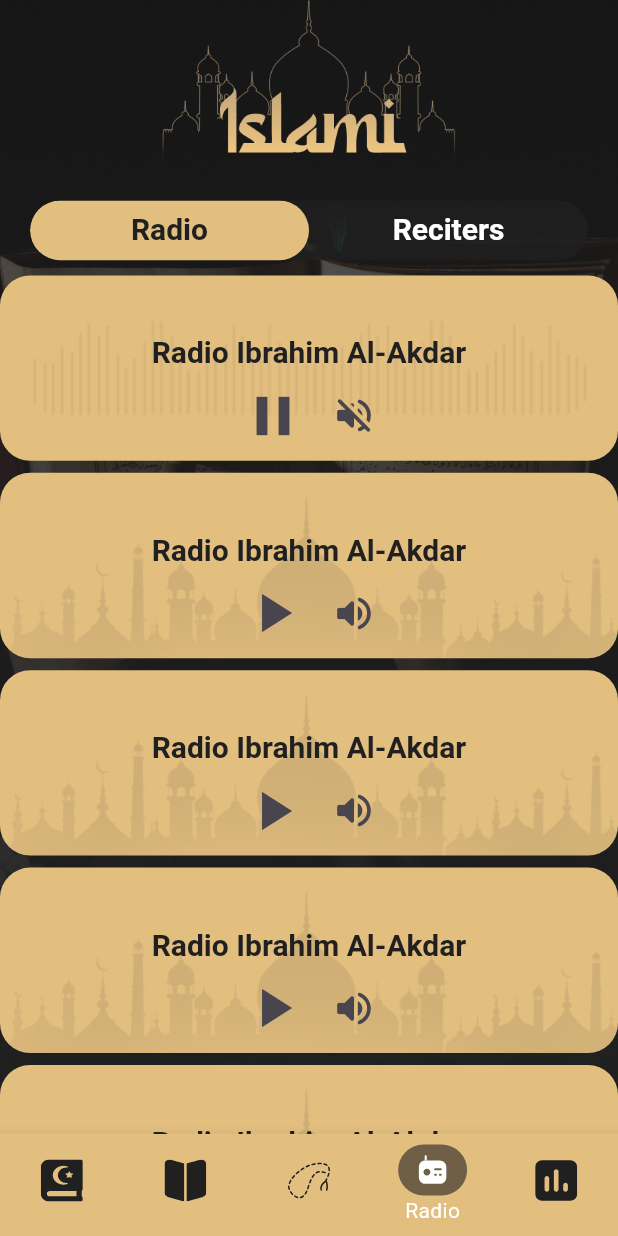
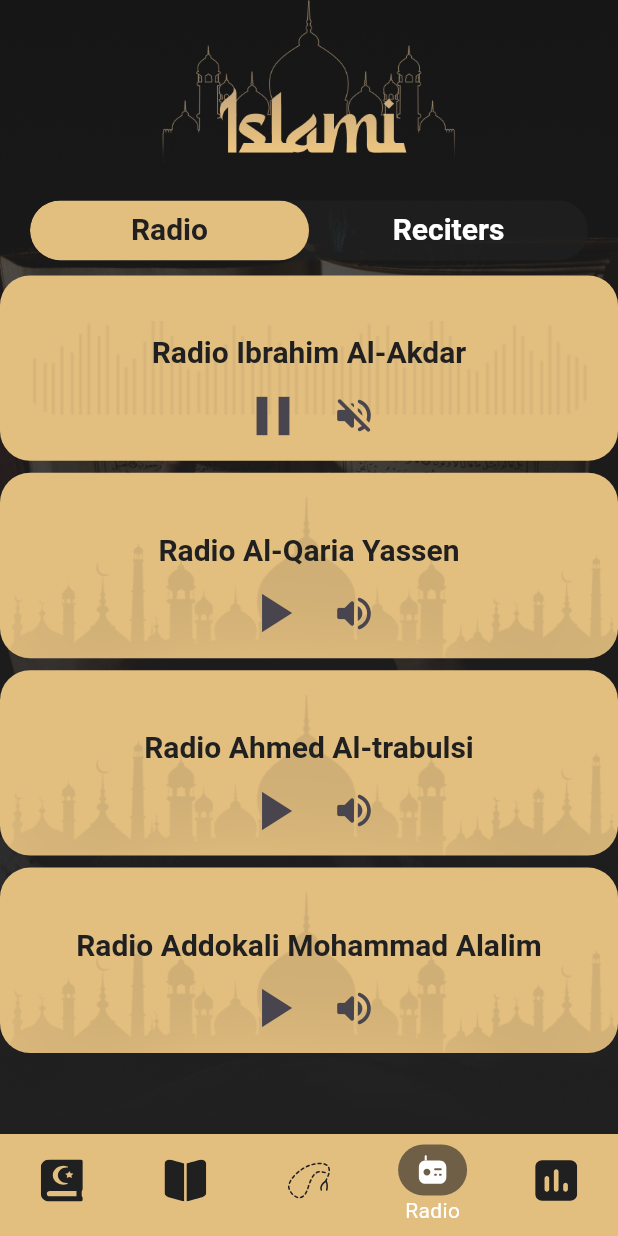
Before and after one commit to MohamedElsyedm/islami_app, a Flutter app: the screen it shows after launch, item 4 of the bottom bar chosen, after a tap on the "play arrow" icon, after a tap on the "volume up" icon, on a phone screen of 412 x 824 dp. Run offline on Flutter 3.47's test engine with Material 3 defaults, Android fonts, the phone set to English and light mode, and no system bars; our stand-ins replace flutter_svg.

Commit message:
create radio services & reciters tabBar

```diff
--- a/lib/tabs/radio/radio_item.dart
+++ b/lib/tabs/radio/radio_item.dart
@@ -2,7 +2,8 @@ import 'package:flutter/material.dart';
 import 'package:islami_app/app_theme.dart';
 
 class RadioItem extends StatefulWidget {
-  const RadioItem({super.key});
+  String name;
+  RadioItem(this.name);
 
   @override
   State<RadioItem> createState() => _RadioItemState();
@@ -11,18 +12,17 @@ class RadioItem extends StatefulWidget {
 class _RadioItemState extends State<RadioItem> {
   bool playClick = false;
   bool volumeClick = false;
-  // bool _isFavorite = false; // Initial state: not favorited
 
   void _toggleVolume() {
     setState(() {
-      volumeClick = !volumeClick; // Toggle the boolean value
+      volumeClick = !volumeClick;
     });
     print(volumeClick);
   }
 
   void _togglePlay() {
     setState(() {
-      playClick = !playClick; // Toggle the boolean value
+      playClick = !playClick;
     });
     print(playClick);
   }
@@ -50,7 +50,8 @@ class _RadioItemState extends State<RadioItem> {
           mainAxisAlignment: MainAxisAlignment.spaceAround,
           children: [
             Text(
-              'Radio Ibrahim Al-Akdar',
+              widget.name,
+              textAlign: TextAlign.center,
               style: Theme.of(
                 context,
               ).textTheme.titleLarge!.copyWith(color: AppTheme.black),
@@ -64,12 +65,7 @@ class _RadioItemState extends State<RadioItem> {
                   icon: playClick ? Icon(Icons.pause) : Icon(Icons.play_arrow),
                 ),
                 IconButton(
-                  onPressed: () {
-                    // Your click logic here
-                    print('Button clicked!');
-                    _toggleVolume();
-                    print(volumeClick);
-                  },
+                  onPressed: _toggleVolume,
                   icon: Icon(
                     volumeClick
                         ? Icons.volume_off_rounded
--- /dev/null
+++ b/lib/tabs/radio/radio_services.dart
@@ -0,0 +1,14 @@
+class RadioServices {
+  static List<String> radioListNames = [
+    'Radio Ibrahim Al-Akdar',
+    'Radio Al-Qaria Yassen',
+    'Radio Ahmed Al-trabulsi',
+    'Radio Addokali Mohammad Alalim',
+  ];
+  static List<String> recitersListNames = [
+    'Ibrahim Al-Akdar',
+    'Al-Qaria Yassen',
+    'Ahmed Al-trabulsi',
+    'Addokali Mohammad Alalim',
+  ];
+}
--- a/lib/tabs/radio/radio_tab_bar_view.dart
+++ b/lib/tabs/radio/radio_tab_bar_view.dart
@@ -1,5 +1,6 @@
 import 'package:flutter/material.dart';
 import 'package:islami_app/tabs/radio/radio_item.dart';
+import 'package:islami_app/tabs/radio/radio_services.dart';
 
 class RadioTabBarView extends StatelessWidget {
   const RadioTabBarView({super.key});
@@ -9,9 +10,9 @@ class RadioTabBarView extends StatelessWidget {
     return ListView.separated(
       separatorBuilder: (context, index) =>
           Divider(height: 8, color: Colors.transparent),
-      itemCount: 6,
+      itemCount: RadioServices.radioListNames.length,
       itemBuilder: (_, index) {
-        return RadioItem();
+        return RadioItem(RadioServices.radioListNames[index]);
       },
     );
   }
--- a/lib/tabs/radio/reciters_tab_bar_view.dart
+++ b/lib/tabs/radio/reciters_tab_bar_view.dart
@@ -1,10 +1,19 @@
 import 'package:flutter/material.dart';
+import 'package:islami_app/tabs/radio/radio_item.dart';
+import 'package:islami_app/tabs/radio/radio_services.dart';
 
 class RecitersTabBarView extends StatelessWidget {
   const RecitersTabBarView({super.key});
 
   @override
   Widget build(BuildContext context) {
-    return Center(child: Text('reciters'));
+    return ListView.separated(
+      separatorBuilder: (context, index) =>
+          Divider(height: 8, color: Colors.transparent),
+      itemCount: RadioServices.recitersListNames.length,
+      itemBuilder: (_, index) {
+        return RadioItem(RadioServices.recitersListNames[index]);
+      },
+    );
   }
 }
```
